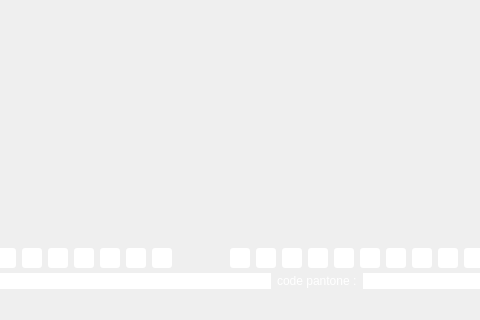
Before: the Qt Designer form fen.ui in RonangLeSang/telecommande-led-v2, drawn with Qt 5; both pictures show x 299 to 779 and y 431 to 751 of the 997 by 751 pixel window.
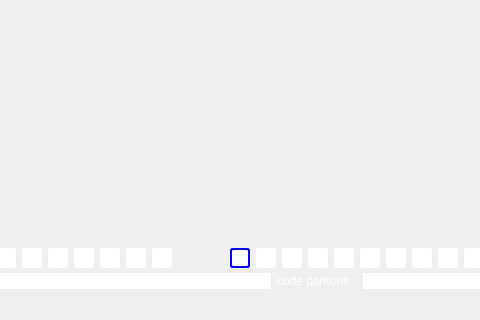
After: the same form once the commit is applied.

Commit message: [FEATURE] liste de 15 km

What changed in the file:
```diff
--- a/fen.ui
+++ b/fen.ui
@@ -2652,7 +2652,9 @@
           </property>
           <property name="styleSheet">
            <string notr="true">background-color : white;
-border-radius: 3px;</string>
+border-radius: 3px;
+border: 2px solid blue;
+outline: solid;</string>
           </property>
           <property name="text">
            <string/>
```
Left out of the diff: 2 changed lines with no effect on the pictures. The commit also changes 2 other files.
